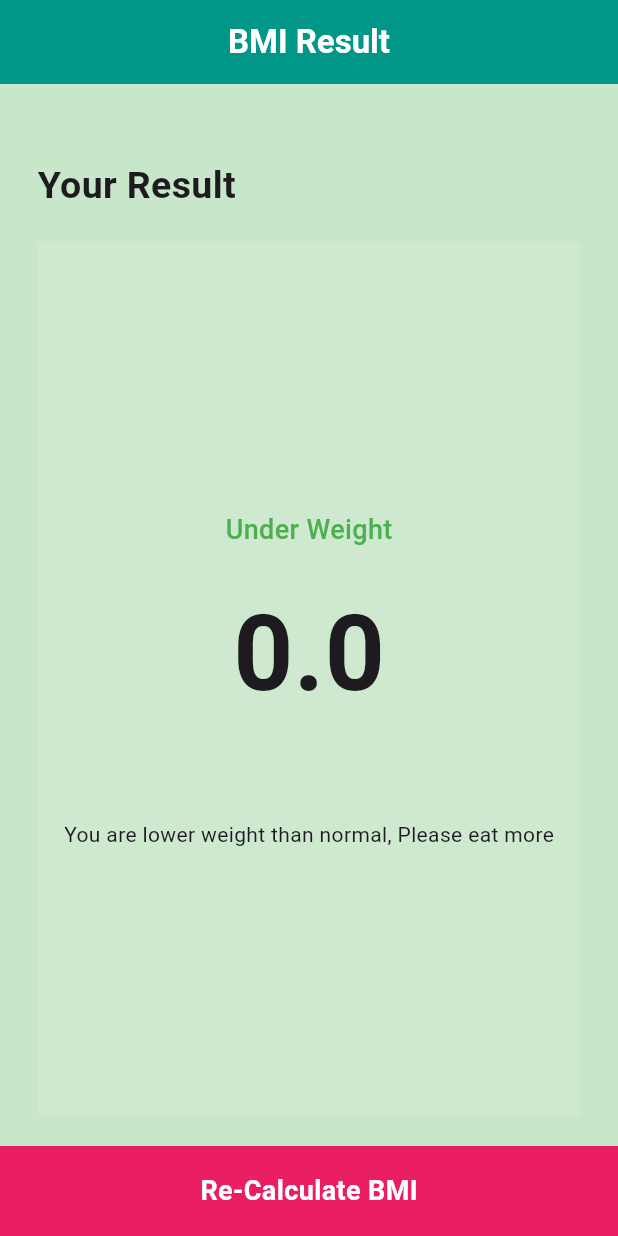
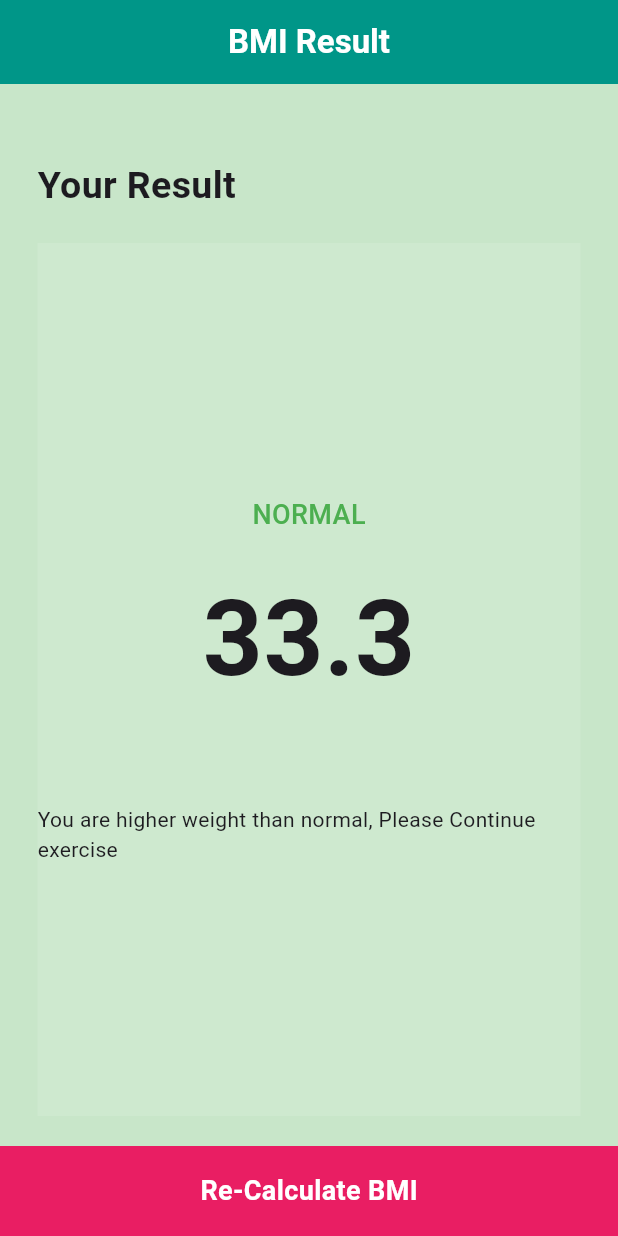
Before and after one commit to MosawirShah/BMI_CALCULATOR-NAVTTC, a Flutter app: the screen it shows after launch, item 2 of the bottom bar chosen, after a tap on "CALCULATE BMI", on a phone screen of 412 x 824 dp. Run offline on Flutter 3.47's test engine with Material 3 defaults, Android fonts, the phone set to English and light mode, and no system bars.

Commit message:
Updated BMI Result

```diff
--- a/lib/bmi_calculator.dart
+++ b/lib/bmi_calculator.dart
@@ -1,33 +1,39 @@
 import 'dart:math';
 
 class CalculateBMI{
-  double calWeight;
-  double calHeight;
-  double bmi = 15;
+  int calWeight;
+  int calHeight;
+  double? bmi;
   CalculateBMI({required this.calHeight, required this.calWeight});
 
  String calculatedBMI(){
-    bmi = calWeight/pow(calHeight, 2);
-    return bmi.toStringAsFixed(1);
+    bmi = calWeight/pow(calHeight/100, 2);
+    return bmi!.toStringAsFixed(1);
   }
 
   String getResultText(){
-   if(bmi < 18){
-     return "Under Weight";
-   }else if(bmi > 18 && bmi < 25){
-     return "NORMAL";
-   }else {
-     return "Over Weight";
+   if(bmi! != null){
+     if(bmi! > 18){
+       return "NORMAL";
+     }else if(bmi!>= 25){
+       return "OverWeight";
+     }else {
+       return "NORMAL";
+     }
+   }else{
+     bmi = 23.3;
+     return "Unknown Value";
+
    }
   }
 
   String getInterpretation(){
-    if(bmi < 18){
-      return "You are lower weight than normal, Please eat more";
-    }else if(bmi > 18 && bmi < 25){
+    if(bmi! >= 25){
+      return "You are higher weight than normal, Please Continue exercise";
+    }else if(bmi! > 18){
       return "You have normal weight. Good job!";
     }else {
-      return "You are higher weight than normal, Please Continue exercise";
+      return "You are lower weight than normal, Please eat more";
     }
   }
 }
--- a/lib/main.dart
+++ b/lib/main.dart
@@ -38,7 +38,7 @@ class _BMICalculatorState extends State<BMICalculator> {
   Color activeColor = Colors.tealAccent;
   Color inActiveColor = Colors.teal;
 
-  double height = 150;
+  int height = 150;
   int weight = 74;
   int age = 18;
   @override
@@ -202,14 +202,14 @@ class _BMICalculatorState extends State<BMICalculator> {
                     ],
                   ),
                   Slider(
-                    value: height,
+                    value: height.toDouble(),
                     max: 180,
                     min: 120,
                     divisions: 60,
                     label: height.toStringAsFixed(1),
                     onChanged: (value) {
                       setState(() {
-                        height = value;
+                        height = value.toInt();
                         // print("height :$height");
                       });
                     },
@@ -359,7 +359,7 @@ class _BMICalculatorState extends State<BMICalculator> {
                 ],
               ),
             ),
-            CustomBottomContainer(height: height, weight: weight.toDouble(),)
+            CustomBottomContainer(height: height, weight: weight,)
           ],
         ),
       ),
@@ -384,28 +384,21 @@ class CustomContainer extends StatelessWidget {
   }
 }
 
-class CustomBottomContainer extends StatefulWidget {
-  double height;
-  double weight;
+class CustomBottomContainer extends StatelessWidget {
+  int height;
+  int weight;
    CustomBottomContainer({super.key,required this.height, required this.weight});
-
-  @override
-  State<CustomBottomContainer> createState() => _CustomBottomContainerState();
-}
-
-class _CustomBottomContainerState extends State<CustomBottomContainer> {
-
 
   @override
   Widget build(BuildContext context) {
 
     return GestureDetector(
       onTap: () {
-       CalculateBMI calculateBMI = CalculateBMI(calHeight: widget.height, calWeight: widget.weight);
+       CalculateBMI calculateBMI = CalculateBMI(calHeight: height, calWeight: weight);
         Navigator.of(context)
             .push(MaterialPageRoute(builder: (context) => ResulClass(
+          bmi: calculateBMI.calculatedBMI(),
           resultText: calculateBMI.getResultText(),
-          bmi: calculateBMI.calculatedBMI(),
           interpretation: calculateBMI.getInterpretation(),
         )));
       },
--- a/lib/result.dart
+++ b/lib/result.dart
@@ -61,7 +61,7 @@ class _ResulClassState extends State<ResulClass> {
                           color: Colors.green),
                     ),
                     const SizedBox(height: 20,),
-                    Text(widget.bmi.toString(),style: TextStyle(fontWeight: FontWeight.bold,fontSize: 70),),
+                    Text(widget.bmi,style: TextStyle(fontWeight: FontWeight.bold,fontSize: 70),),
                     const SizedBox(height:60,),
                     Text(widget.interpretation.toString(),style: TextStyle(),),
 
```
Also changed, not shown: lib/theme_constant.dart (deleted, +0 -23 lines).
